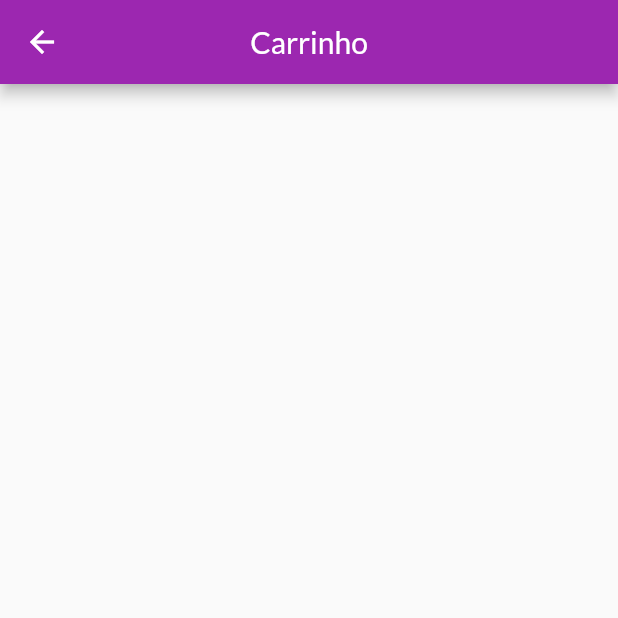
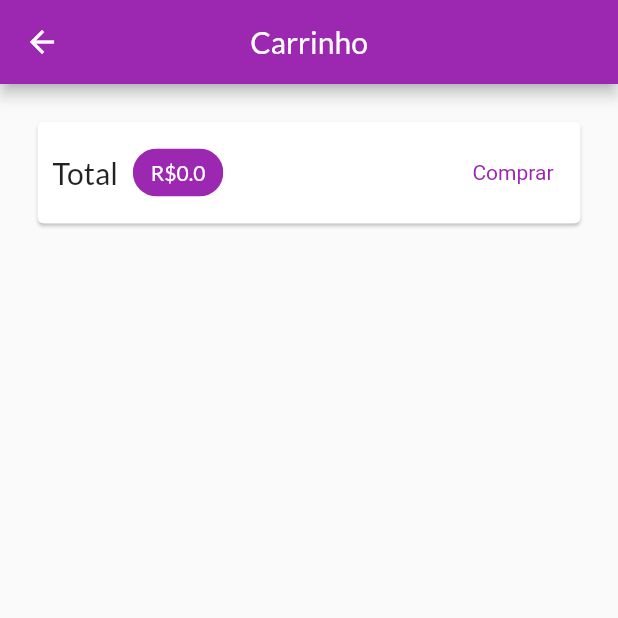
Before and after one commit to absjuniordev/shop, a Flutter app: the CartPae screen opened by its route, on a phone screen of 412 x 824 dp, the top half of it. Run offline on Flutter 3.47's test engine with Material 2 defaults, Android fonts, the phone set to English and light mode, and no system bars; network calls fail.

Commit message:
Componente Carrinho #01

```diff
--- a/lib/pages/cart_page.dart
+++ b/lib/pages/cart_page.dart
@@ -1,15 +1,64 @@
 import 'package:flutter/material.dart';
+import 'package:provider/provider.dart';
+
+import '../models/cart.dart';
 
 class CartPae extends StatelessWidget {
   const CartPae({super.key});
 
   @override
   Widget build(BuildContext context) {
+    final Cart cart = Provider.of(context);
+
     return Scaffold(
       appBar: AppBar(
         centerTitle: true,
         title: const Text("Carrinho"),
       ),
+      body: Column(
+        children: [
+          Card(
+            margin: const EdgeInsets.all(25),
+            child: Padding(
+              padding: const EdgeInsets.all(10),
+              child: Row(
+                mainAxisAlignment: MainAxisAlignment.spaceBetween,
+                children: [
+                  const Text(
+                    "Total",
+                    style: TextStyle(
+                      fontSize: 20,
+                    ),
+                  ),
+                  const SizedBox(
+                    width: 10,
+                  ),
+                  Chip(
+                    backgroundColor: Theme.of(context).colorScheme.primary,
+                    label: Text('R\$${cart.totalAmount}',
+                        style: TextStyle(
+                          color: Theme.of(context)
+                              .primaryTextTheme
+                              .headline6
+                              ?.color,
+                        )),
+                  ),
+                  const Spacer(),
+                  TextButton(
+                    onPressed: () {},
+                    style: TextButton.styleFrom(
+                      textStyle: TextStyle(
+                        color: Theme.of(context).primaryColor,
+                      ),
+                    ),
+                    child: const Text("Comprar"),
+                  )
+                ],
+              ),
+            ),
+          )
+        ],
+      ),
     );
   }
 }
```
Also changed, not shown: lib/pages/products_overview_page.dart (+19 -24 lines).
